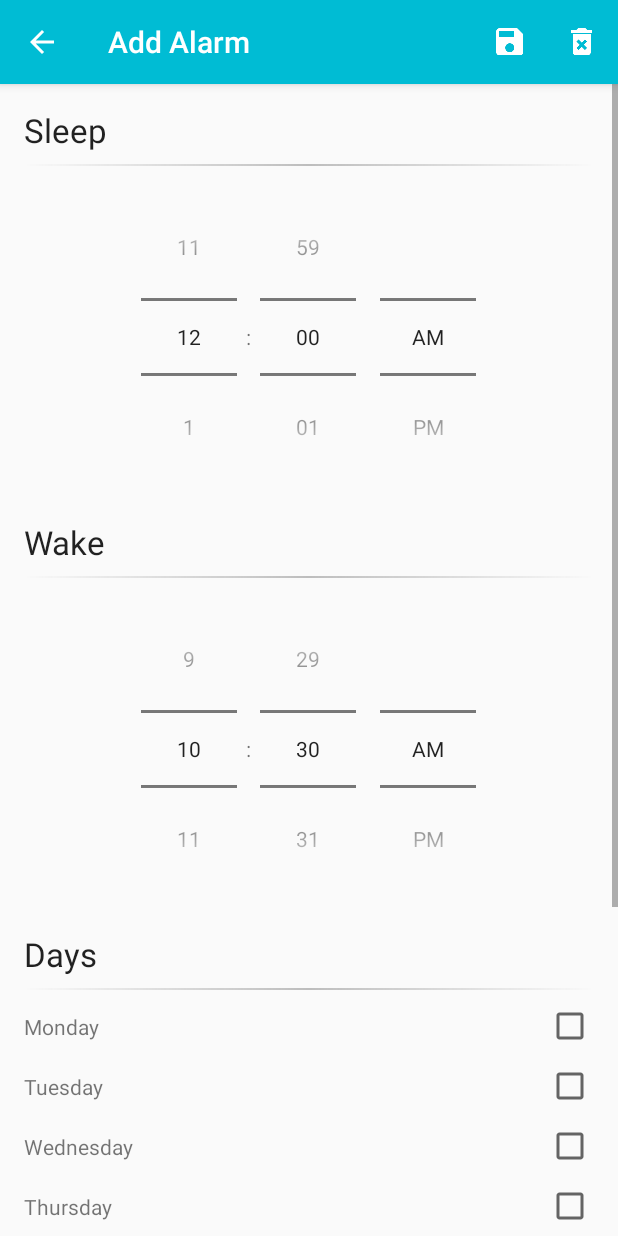
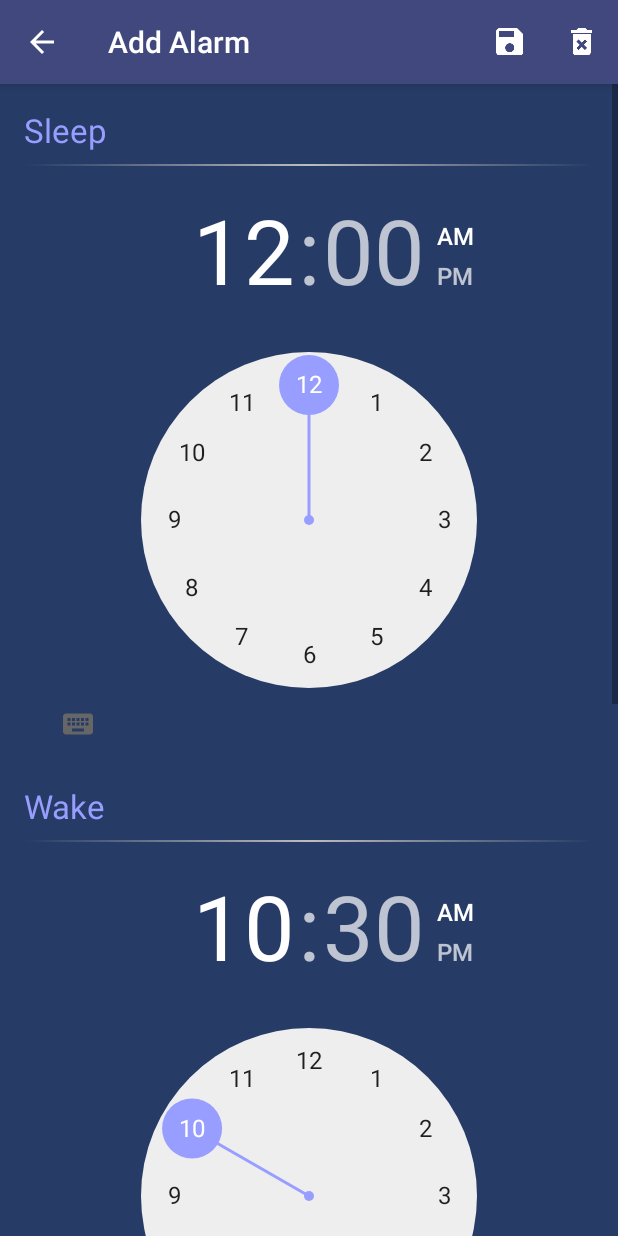
Before and after one commit to VincentZhechen/Sleepherd-08781, an Android app: the MainActivity screen opened directly, with no data from a screen before it, after a tap on an icon or button, on a phone screen of 412 x 824 dp. Run offline under Robolectric (Android 15) with nearby library versions, the phone set to English and light mode, and no system bars; 5 statements that could not run were skipped.

Commit message:
furnish all the UI theme todark blue

```diff
--- a/app/src/main/res/layout/activity_add_alarm.xml
+++ b/app/src/main/res/layout/activity_add_alarm.xml
@@ -3,5 +3,6 @@
     xmlns:android="http://schemas.android.com/apk/res/android"
     android:id="@+id/add_alarm_fragment"
     android:name="com.github.ppartisan.simplealarms.ui.AddEditAlarmFragment"
+    android:background="@color/CC_Background_Color"
     android:layout_width="match_parent"
     android:layout_height="match_parent"/>
--- a/app/src/main/res/layout/activity_alarm_landing_page.xml
+++ b/app/src/main/res/layout/activity_alarm_landing_page.xml
@@ -3,5 +3,6 @@
     xmlns:android="http://schemas.android.com/apk/res/android"
     android:id="@+id/landing_page_fragment_container"
     android:name="com.github.ppartisan.simplealarms.ui.AlarmLandingPageFragment"
+    android:background="@color/CC_Background_Color"
     android:layout_width="match_parent"
     android:layout_height="match_parent"/>
--- a/app/src/main/res/layout/activity_edit_alarm.xml
+++ b/app/src/main/res/layout/activity_edit_alarm.xml
@@ -1,6 +1,7 @@
 <?xml version="1.0" encoding="utf-8"?>
-<FrameLayout
-    xmlns:android="http://schemas.android.com/apk/res/android"
+<FrameLayout xmlns:android="http://schemas.android.com/apk/res/android"
     android:id="@+id/edit_alarm_frag_container"
     android:layout_width="match_parent"
-    android:layout_height="match_parent"/>
+    android:layout_height="match_parent"
+    android:background="@color/CC_Background_Color"
+    android:backgroundTint="@color/CC_Background_Color" />
--- a/app/src/main/res/layout/activity_main.xml
+++ b/app/src/main/res/layout/activity_main.xml
@@ -13,4 +13,5 @@
         android:paddingLeft="@dimen/activity_horizontal_margin"
         android:paddingRight="@dimen/activity_horizontal_margin"
         android:paddingTop="@dimen/activity_vertical_margin"
+        android:background="@color/CC_Background_Color"
         tools:context="com.github.ppartisan.simplealarms.ui.MainActivity" />
--- a/app/src/main/res/layout/fragment_add_edit_alarm.xml
+++ b/app/src/main/res/layout/fragment_add_edit_alarm.xml
@@ -9,13 +9,14 @@
     android:scrollbarStyle="outsideOverlay">
 
     <LinearLayout
-        android:orientation="vertical"
         android:layout_width="match_parent"
         android:layout_height="wrap_content"
-        android:paddingTop="@dimen/activity_vertical_margin"
+        android:background="@color/CC_Background_Color"
+        android:orientation="vertical"
         android:paddingBottom="@dimen/activity_vertical_margin"
         android:paddingLeft="@dimen/activity_horizontal_margin"
-        android:paddingRight="@dimen/activity_horizontal_margin">
+        android:paddingRight="@dimen/activity_horizontal_margin"
+        android:paddingTop="@dimen/activity_vertical_margin">
 
         <!--<TextView-->
         <!--android:layout_width="match_parent"-->
@@ -47,7 +48,8 @@
             android:layout_height="wrap_content"
             android:layout_marginBottom="@dimen/list_padding_vertical_small"
             android:text="@string/sleep_time"
-            android:textAppearance="?android:attr/textAppearanceLarge" />
+            android:textAppearance="?android:attr/textAppearanceLarge"
+            android:textColor="@color/CC_Label_Color" />
 
         <View
             android:layout_width="match_parent"
@@ -61,7 +63,14 @@
             android:layout_height="wrap_content"
             android:layout_gravity="center"
             android:layout_marginBottom="@dimen/activity_vertical_margin"
-            android:timePickerMode="spinner"
+            android:amPmBackgroundColor="@color/CC_Background_Color"
+            android:amPmTextColor="@color/CC_Activate_Text_Color"
+            android:background="@color/CC_Background_Color"
+            android:headerAmPmTextAppearance="@color/CC_Activate_Text_Color"
+            android:headerBackground="@color/CC_Background_Color"
+            android:headerTimeTextAppearance="@color/CC_Activate_Text_Color"
+            android:numbersInnerTextColor="@color/CC_Activate_Text_Color"
+            android:timePickerMode="clock"
             tools:targetApi="lollipop" />
 
         <TextView
@@ -69,7 +78,8 @@
             android:layout_height="wrap_content"
             android:layout_marginBottom="@dimen/list_padding_vertical_small"
             android:text="@string/wake_time"
-            android:textAppearance="?android:attr/textAppearanceLarge" />
+            android:textAppearance="?android:attr/textAppearanceLarge"
+            android:textColor="@color/CC_Label_Color" />
 
         <View
             android:layout_width="match_parent"
@@ -83,16 +93,18 @@
             android:layout_height="wrap_content"
             android:layout_gravity="center"
             android:layout_marginBottom="@dimen/activity_vertical_margin"
-            android:timePickerMode="spinner"
+            android:headerBackground="@color/CC_Background_Color"
+            android:timePickerMode="clock"
             tools:targetApi="lollipop" />
 
         <TextView
             android:layout_width="match_parent"
             android:layout_height="wrap_content"
-            android:textAppearance="?android:attr/textAppearanceLarge"
             android:layout_marginBottom="@dimen/list_padding_vertical_small"
             android:text="@string/days"
-            tools:text="Days"/>
+            android:textAppearance="?android:attr/textAppearanceLarge"
+            android:textColor="@color/CC_Label_Color"
+            tools:text="Days" />
 
         <View
             android:layout_width="match_parent"
@@ -108,114 +120,119 @@
             <TextView
                 android:layout_width="wrap_content"
                 android:layout_height="wrap_content"
-                app:layout_gravity="center_vertical|fill_horizontal"
                 android:layout_marginBottom="@dimen/list_padding_vertical_small"
                 android:text="@string/monday"
-                tools:text="Monday"
-                />
+                android:textColor="@color/CC_Label_Color"
+                app:layout_gravity="center_vertical|fill_horizontal"
+                tools:text="Monday" />
 
             <CheckBox
                 android:id="@+id/edit_alarm_mon"
                 android:layout_width="wrap_content"
                 android:layout_height="wrap_content"
                 android:layout_marginBottom="@dimen/list_padding_vertical_small"
-                app:layout_gravity="center_vertical"/>
+                android:textColor="@color/CC_Activate_Text_Color"
+                app:layout_gravity="center_vertical" />
 
             <TextView
                 android:layout_width="wrap_content"
                 android:layout_height="wrap_content"
-                app:layout_gravity="center_vertical|fill_horizontal"
                 android:layout_marginBottom="@dimen/list_padding_vertical_small"
                 android:text="@string/tuesday"
-                tools:text="Tuesday"
-                />
+                android:textColor="@color/CC_Label_Color"
+                app:layout_gravity="center_vertical|fill_horizontal"
+                tools:text="Tuesday" />
 
             <CheckBox
                 android:id="@+id/edit_alarm_tues"
                 android:layout_width="wrap_content"
                 android:layout_height="wrap_content"
                 android:layout_marginBottom="@dimen/list_padding_vertical_small"
-                app:layout_gravity="center_vertical"/>
+                app:layout_gravity="center_vertical" />
 
             <TextView
                 android:layout_width="wrap_content"
                 android:layout_height="wrap_content"
-                app:layout_gravity="center_vertical|fill_horizontal"
                 android:layout_marginBottom="@dimen/list_padding_vertical_small"
                 android:text="@string/wednesday"
-                tools:text="Wednesday"
-                />
+                android:textColor="@color/CC_Label_Color"
+                app:layout_gravity="center_vertical|fill_horizontal"
+                tools:text="Wednesday" />
 
             <CheckBox
                 android:id="@+id/edit_alarm_wed"
                 android:layout_width="wrap_content"
                 android:layout_height="wrap_content"
                 android:layout_marginBottom="@dimen/list_padding_vertical_small"
-                app:layout_gravity="center_vertical"/>
+                app:layout_gravity="center_vertical" />
 
             <TextView
                 android:layout_width="wrap_content"
                 android:layout_height="wrap_content"
-                app:layout_gravity="center_vertical|fill_horizontal"
                 android:layout_marginBottom="@dimen/list_padding_vertical_small"
                 android:text="@string/thursday"
-                tools:text="Thursday"
-                />
+                android:textColor="@color/CC_Label_Color"
+                app:layout_gravity="center_vertical|fill_horizontal"
+                tools:text="Thursday" />
 
             <CheckBox
                 android:id="@+id/edit_alarm_thurs"
                 android:layout_width="wrap_content"
                 android:layout_height="wrap_content"
                 android:layout_marginBottom="@dimen/list_padding_vertical_small"
-                app:layout_gravity="center_vertical"/>
+                android:background="@color/CC_Background_Color"
+                app:layout_gravity="center_vertical" />
 
             <TextView
                 android:layout_width="wrap_content"
                 android:layout_height="wrap_content"
-                app:layout_gravity="center_vertical|fill_horizontal"
                 android:layout_marginBottom="@dimen/list_padding_vertical_small"
                 android:text="@string/friday"
-                tools:text="Friday"
-                />
+                android:textColor="@color/CC_Label_Color"
+                app:layout_gravity="center_vertical|fill_horizontal"
+                tools:text="Friday" />
 
             <CheckBox
                 android:id="@+id/edit_alarm_fri"
                 android:layout_width="wrap_content"
                 android:layout_height="wrap_content"
                 android:layout_marginBottom="@dimen/list_padding_vertical_small"
-                app:layout_gravity="center_vertical"/>
+                app:layout_gravity="center_vertical" />
 
             <TextView
                 android:layout_width="wrap_content"
                 android:layout_height="wrap_content"
-                app:layout_gravity="center_vertical|fill_horizontal"
                 android:layout_marginBottom="@dimen/list_padding_vertical_small"
                 android:text="@string/saturday"
-                tools:text="Saturday"
-                />
+                android:textColor="@color/CC_Label_Color"
+                app:layout_gravity="center_vertical|fill_horizontal"
+                tools:text="Saturday" />
 
             <CheckBox
                 android:id="@+id/edit_alarm_sat"
                 android:layout_width="wrap_content"
                 android:layout_height="wrap_content"
                 android:layout_marginBottom="@dimen/list_padding_vertical_small"
-                app:layout_gravity="center_vertical"/>
+                android:background="@color/CC_Background_Color"
+                android:textStyle="normal|italic"
+                app:layout_gravity="center_vertical" />
 
             <TextView
                 android:layout_width="wrap_content"
                 android:layout_height="wrap_content"
-                app:layout_gravity="center_vertical|fill_horizontal"
                 android:layout_marginBottom="@dimen/list_padding_vertical_small"
                 android:text="@string/sunday"
-                tools:text="Sunday"
-                />
+                android:textColor="@color/CC_Label_Color"
+                app:layout_gravity="center_vertical|fill_horizontal"
+                tools:text="Sunday" />
 
             <CheckBox
                 android:id="@+id/edit_alarm_sun"
                 android:layout_width="wrap_content"
                 android:layout_height="wrap_content"
                 android:layout_marginBottom="@dimen/list_padding_vertical_small"
-                app:layout_gravity="center_vertical"/>
+                android:textColor="@color/CC_Label_Color"
+                app:layout_gravity="center_vertical" />
 
 
         </android.support.v7.widget.GridLayout>
@@ -225,7 +242,8 @@
             android:layout_height="wrap_content"
             android:layout_marginBottom="@dimen/list_padding_vertical_small"
             android:text="@string/settings"
-            android:textAppearance="?android:attr/textAppearanceLarge" />
+            android:textAppearance="?android:attr/textAppearanceLarge"
+            android:textColor="@color/CC_Label_Color" />
 
 
         <View
@@ -244,6 +262,7 @@
                 android:layout_height="wrap_content"
                 android:layout_marginBottom="@dimen/list_padding_vertical_small"
                 android:text="@string/block_distracting_apps"
+                android:textColor="@color/CC_Label_Color"
                 app:layout_gravity="center_vertical|fill_horizontal" />
 
             <CheckBox
@@ -251,13 +270,14 @@
                 android:layout_width="wrap_content"
                 android:layout_height="wrap_content"
                 android:layout_marginBottom="@dimen/list_padding_vertical_small"
-                app:layout_gravity="center_vertical"/>
+                app:layout_gravity="center_vertical" />
 
             <TextView
                 android:layout_width="wrap_content"
                 android:layout_height="wrap_content"
                 android:layout_marginBottom="@dimen/list_padding_vertical_small"
                 android:text="@string/filter_blue_light"
+                android:textColor="@color/CC_Label_Color"
                 app:layout_gravity="center_vertical|fill_horizontal" />
 
             <CheckBox
@@ -265,13 +285,14 @@
                 android:layout_width="wrap_content"
                 android:layout_height="wrap_content"
                 android:layout_marginBottom="@dimen/list_padding_vertical_small"
-                app:layout_gravity="center_vertical"/>
+                app:layout_gravity="center_vertical" />
 
             <TextView
                 android:layout_width="wrap_content"
                 android:layout_height="wrap_content"
                 android:layout_marginBottom="@dimen/list_padding_vertical_small"
                 android:text="@string/gradual_wakeup_light"
+                android:textColor="@color/CC_Label_Color"
                 app:layout_gravity="center_vertical|fill_horizontal" />
 
             <CheckBox
@@ -279,7 +300,8 @@
                 android:layout_width="wrap_content"
                 android:layout_height="wrap_content"
                 android:layout_marginBottom="@dimen/list_padding_vertical_small"
-                app:layout_gravity="center_vertical"/>
+                android:theme="@style/MyCheckBox"
+                app:layout_gravity="center_vertical" />
 
 
         </android.support.v7.widget.GridLayout>
--- a/app/src/main/res/values/colors.xml
+++ b/app/src/main/res/values/colors.xml
@@ -1,11 +1,24 @@
 <?xml version="1.0" encoding="utf-8"?>
 <resources>
-    <color name="primary">#00BCD4</color>
-    <color name="primary_dark">#0097A7</color>
-    <color name="primary_light">#B2EBF2</color>
-    <color name="accent">#FF4081</color>
-    <color name="primary_text">#212121</color>
-    <color name="secondary_text">#757575</color>
+    <!--<color name="primary">#00BCD4</color>-->
+    <!--<color name="primary_dark">#0097A7</color>-->
+    <!--<color name="primary_light">#B2EBF2</color>-->
+    <!--<color name="accent">#FF4081</color>-->
+    <!--<color name="primary_text">#212121</color>-->
+    <!--<color name="secondary_text">#757575</color>-->
     <color name="icons">#ffffff</color>
     <color name="divider">#BDBDBD</color>
+
+
+    <color name="secondary_text">#989eff</color>
+    <color name="primary_light">#989eff</color>
+    <color name="primary_dark">#40487E</color>
+    <color name="accent">#989eff</color>
+    <color name="primary_text">#212121</color>
+    <color name="primary">#40487E</color>
+    <color name="CC_Header_Color">#40487E</color>
+    <color name="CC_Label_Color">#989eff</color>
+    <color name="CC_Background_Color">#263b65</color>
+    <color name="CC_Activate_Text_Color">#ffffff</color>
+    <color name="CC_InActivate_Text_Color">#68718b</color>
 </resources>
--- a/app/src/main/res/values/styles.xml
+++ b/app/src/main/res/values/styles.xml
@@ -10,10 +10,17 @@
         <item name="colorPrimary">@color/primary</item>
         <item name="colorPrimaryDark">@color/primary_dark</item>
         <item name="colorAccent">@color/accent</item>
+        <item name="android:background">@color/CC_Background_Color</item>
     </style>
 
     <style name="DeleteAlarmDialogTheme" parent="Theme.AppCompat.Light.Dialog.Alert">
         <item name="colorAccent">@color/accent</item>
     </style>
 
+    <style name="MyCheckBox" parent="Theme.AppCompat.Light.DarkActionBar">
+        <item name="colorControlNormal">@color/CC_Label_Color</item>   <!-- normal border color change as you wish -->
+        <item name="colorControlActivated">@color/accent</item> <!-- activated color change as you wish -->
+        <item name="android:textColor">@color/accent</item> <!-- checkbox text color -->
+    </style>
+
 </resources>
```
Also changed, not shown: app/src/main/res/layout/alarm_row.xml (+44 -36 lines), app/src/main/res/layout/fragment_alarm_landing_page.xml (+12 -10 lines), app/src/main/res/layout/fragment_edit_blockapp.xml (+7 -11 lines), app/src/main/res/layout/fragment_main.xml (+9 -4 lines), app/src/main/java/com/github/ppartisan/simplealarms/service/AlarmReceiver.java (line endings or trailing spaces), 77 other files. Lines whose indentation alone changed are shown as unchanged.
